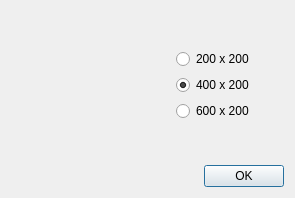
This is src/magnifier/QvkMagnifierDialog.ui in vkohaupt/vokoscreenNG as Qt 5 draws it before an edit. The edited form follows.
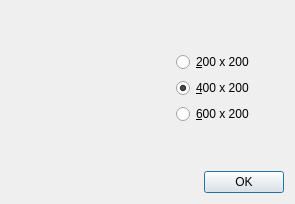
This is the edited form. Icons and pictures are not drawn.

The edit to the form file:
```diff
--- a/src/magnifier/QvkMagnifierDialog.ui
+++ b/src/magnifier/QvkMagnifierDialog.ui
@@ -7,7 +7,7 @@
     <x>0</x>
     <y>0</y>
     <width>295</width>
-    <height>198</height>
+    <height>204</height>
    </rect>
   </property>
   <property name="windowTitle">
@@ -65,14 +65,14 @@
        <item>
         <widget class="QRadioButton" name="radioButton1">
          <property name="text">
-          <string notr="true">200 x 200</string>
+          <string notr="true">&amp;200 x 200</string>
          </property>
         </widget>
        </item>
        <item>
         <widget class="QRadioButton" name="radioButton2">
          <property name="text">
-          <string notr="true">400 x 200</string>
+          <string notr="true">&amp;400 x 200</string>
          </property>
          <property name="checked">
           <bool>true</bool>
@@ -82,7 +82,7 @@
        <item>
         <widget class="QRadioButton" name="radioButton3">
          <property name="text">
-          <string notr="true">600 x 200</string>
+          <string notr="true">&amp;600 x 200</string>
          </property>
         </widget>
        </item>
```
